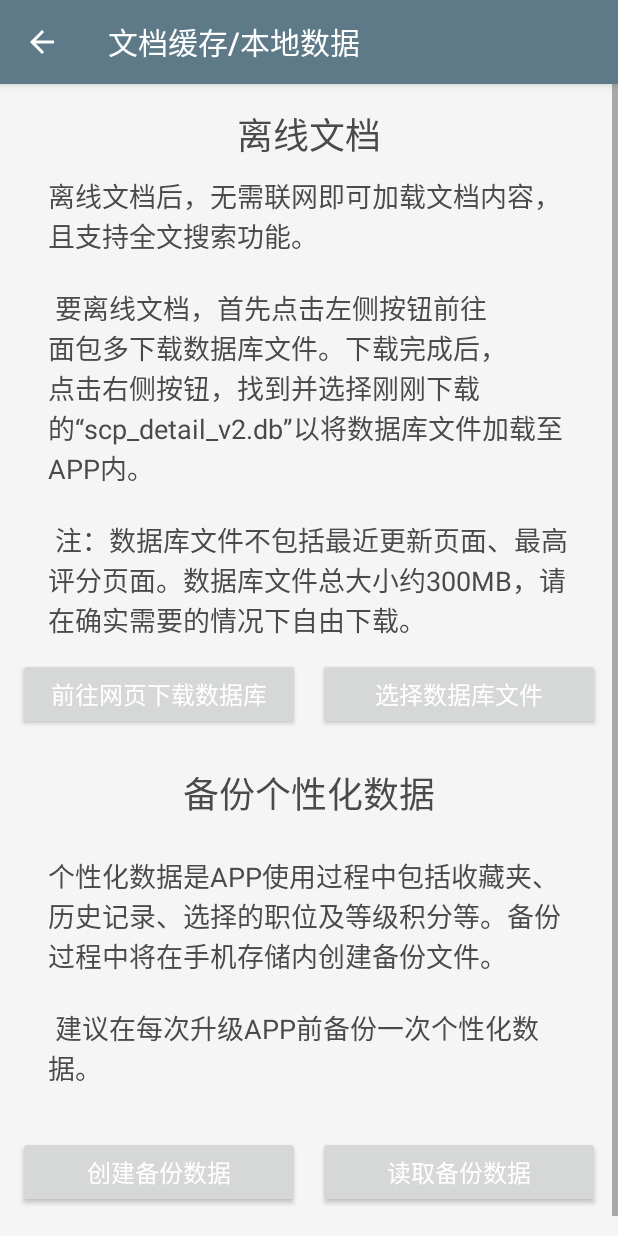
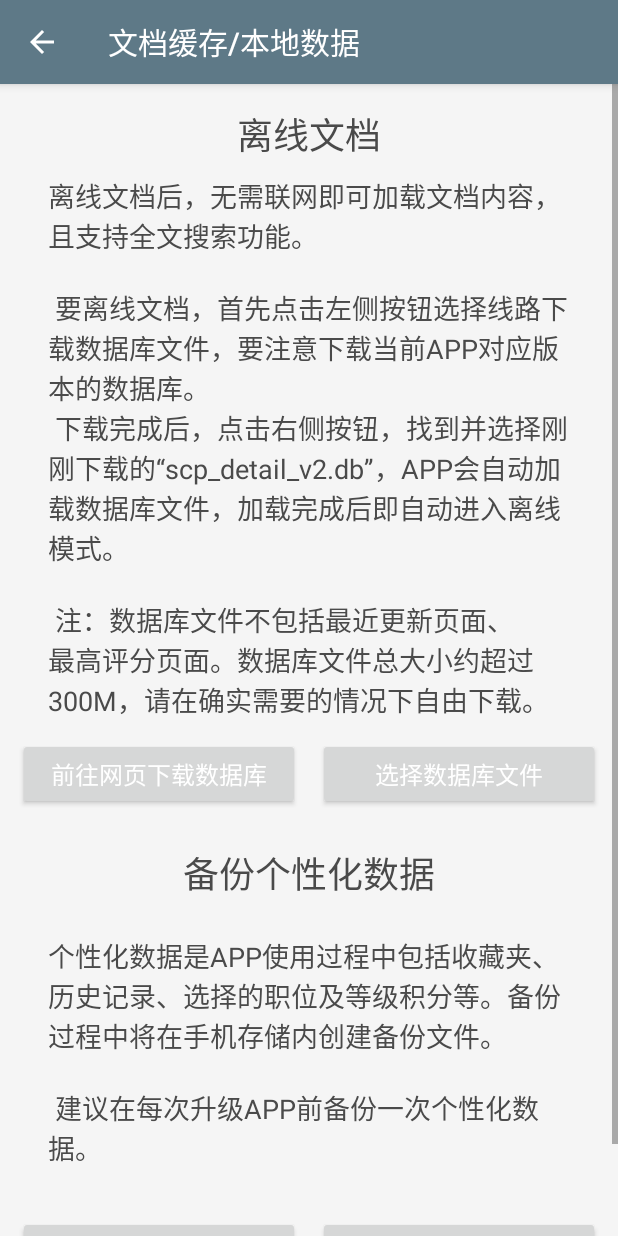
Before and after one commit to zhufree/SCP-Android, an Android app built with Jetpack Compose: the DownloadActivity screen opened directly, with no data from a screen before it, on a phone screen of 412 x 824 dp. Run offline under Robolectric (Android 15) with nearby library versions, the phone set to English and light mode, and no system bars; our stand-ins replace Firebase (no records; nobody signed in at launch, a user with empty details on screens opened directly); libraries missing offline, so code that uses them is left out: com.umeng.analytics, com.umeng.commonsdk; 2 statements that could not run were skipped.

Commit message:
:hammer: 增加下载线路，修复和优化tag检索

```diff
--- a/app/src/main/java/info/free/scp/components/CommonTopBar.kt
+++ b/app/src/main/java/info/free/scp/components/CommonTopBar.kt
@@ -16,7 +16,7 @@ fun CommonTopBar(
 ) {
     TopAppBar(
         title = {
-            Text(text = title, color = MaterialTheme.colors.onBackground)
+            Text(text = title, color = MaterialTheme.colors.onSurface)
         },
         backgroundColor = Color(toolbarBg),
         navigationIcon = {
@@ -28,7 +28,7 @@ fun CommonTopBar(
                 Icon(
                     Icons.Default.ArrowBack,
                     contentDescription = "Back",
-                    tint = MaterialTheme.colors.surface
+                    tint = MaterialTheme.colors.onSurface
                 )
             }
         },
--- a/app/src/main/java/info/free/scp/ui/Theme.kt
+++ b/app/src/main/java/info/free/scp/ui/Theme.kt
@@ -25,6 +25,8 @@ import eth.zhufree.baihehub.ui.hehuanHong
 import eth.zhufree.baihehub.ui.jiQing
 import eth.zhufree.baihehub.ui.lightGray
 import eth.zhufree.baihehub.ui.shizhuHong
+import info.free.scp.util.ThemeUtil
+import info.free.scp.util.ThemeUtil.NIGHT_THEME
 
 private val DarkColorPalette = darkColors(
     primary = hehuanHong,
@@ -60,7 +62,7 @@ private val LightColorPalette = lightColors(
 
 @Composable
 fun MainTheme(darkTheme: Boolean = isSystemInDarkTheme(), content: @Composable() () -> Unit) {
-    val colors = if (darkTheme) {
+    val colors = if (darkTheme || ThemeUtil.currentTheme == NIGHT_THEME) {
         DarkColorPalette
     } else {
         LightColorPalette
--- a/app/src/main/java/info/free/scp/util/ThemeUtil.kt
+++ b/app/src/main/java/info/free/scp/util/ThemeUtil.kt
@@ -8,6 +8,7 @@ import android.content.Intent
 import android.graphics.Color
 import android.graphics.drawable.Drawable
 import android.graphics.drawable.GradientDrawable
+import androidx.compose.material.MaterialTheme
 import androidx.core.content.res.ResourcesCompat
 import androidx.fragment.app.FragmentActivity
 import androidx.localbroadcastmanager.content.LocalBroadcastManager
--- a/app/src/main/java/info/free/scp/view/search/SearchResultFragment.kt
+++ b/app/src/main/java/info/free/scp/view/search/SearchResultFragment.kt
@@ -68,7 +68,7 @@ class SearchResultFragment : BaseFragment() {
 
     override fun onResume() {
         super.onResume()
-        if ((searchType == CONTENT || searchType == TAG) && !searched) {
+        if ((searchType == CONTENT) && !searched) {
             if (FileUtil.checkDataReady(SCPConstants.DETAIL_DB_NAME)) {
                 pb_loading.visibility = VISIBLE
                 doAsync {
@@ -92,12 +92,12 @@ class SearchResultFragment : BaseFragment() {
                 adapter.submitList(viewModel.titleResult)
             }
         } else if (searchType == CONTENT) {
-            viewModel.contentResult.observe(viewLifecycleOwner, Observer {
+            viewModel.contentResult.observe(viewLifecycleOwner) {
                 pb_loading.visibility = GONE
                 doAsync {
                     adapter.submitList(it)
                 }
-            })
+            }
         }
     }
 }
--- a/app/src/main/java/info/free/scp/view/tag/TagViewModel.kt
+++ b/app/src/main/java/info/free/scp/view/tag/TagViewModel.kt
@@ -25,10 +25,12 @@ class TagViewModel : ViewModel() {
     private val detailDao = DetailDatabase.getInstance()?.detailDao()
 
     fun getScpByTag(tag: String) {
+        viewModelScope.launch {
             detailDao?.let {
                 val scpLinks = detailDao.getLinksByTag("%$tag%")
                 scpDao?.let {
-                val queryCounts = scpLinks.size / 10 + 1
+                    val queryCounts =
+                        if (scpLinks.size % 10 == 0) (scpLinks.size / 10) else (scpLinks.size / 10 + 1) // 10个一组，最后一组不足10个
                     val resultScpList = emptyList<ScpModel>().toMutableList()
                     for (i in 0 until queryCounts) {
                         Log.i("tag", i.toString())
@@ -42,6 +44,7 @@ class TagViewModel : ViewModel() {
                                 )
                             )
                         } else {
+                            // i == queryCounts-1
                             resultScpList.addAll(
                                 scpDao.getScpListByLinks(
                                     scpLinks.subList(
@@ -55,7 +58,6 @@ class TagViewModel : ViewModel() {
                     _tagScpList.value = resultScpList
                 }
             } ?: run {
-            viewModelScope.launch {
                 val response = apiCall { HttpManager.instance.getScpByTag(tag) }
                 response?.let {
                     if (response.results.isNotEmpty()) {
--- a/app/src/main/java/info/free/scp/view/user/DownloadActivity.kt
+++ b/app/src/main/java/info/free/scp/view/user/DownloadActivity.kt
@@ -32,14 +32,25 @@ class DownloadActivity : BaseActivity() {
 
         baseToolbar = download_toolbar
 
+        val downloadTitles = listOf("百度网盘", "飞书", "夸克", "面包多", "Google Drive")
+        val downloadLinks = listOf(
+            "https://pan.baidu.com/s/17MwfLiMmMxqq2WX_tzmGSw?pwd=t9ch",
+            "https://gj5i5wsqre.feishu.cn/drive/folder/fldcnpvwVcYN4iCrUQBCPTgF25e",
+            "https://pan.quark.cn/s/bc11451cf980",
+            "https://mianbaoduo.com/o/bread/mbd-YZiZl51u",
+            "https://drive.google.com/drive/folders/1iGSW2u_-RuAS8HxebBzV-oCOgAZnVUr5?usp=sharing"
+        )
         btn_go_download.setOnClickListener {
-            val intent = Utils.getUrlIntent("https://mianbaoduo.com/o/bread/YZiZl51u")
-            startActivity(intent)
+            selector("选择下载线路", downloadTitles) { _, i ->
+                Utils.openUrl(downloadLinks[i])
+            }
         }
 
         arrayOf(btn_go_download, btn_select_file, btn_backup, btn_restore).forEach {
-            it?.background = ThemeUtil.customShape(ThemeUtil.linkBlue,
-                    0, 0, dip(24))
+            it?.background = ThemeUtil.customShape(
+                ThemeUtil.linkBlue,
+                0, 0, dip(24)
+            )
         }
 
         btn_select_file?.setOnClickListener {
@@ -95,13 +106,18 @@ class DownloadActivity : BaseActivity() {
                         val levelPrefFile = root.createFile("application/xml", LEVEL_PREF_NAME)
                         val appPrefFile = root.createFile("application/xml", APP_PREF_NAME)
                         val rawDbFile = File("${FileUtil.privateDbDirPath}${INFO_DB_NAME}")
-                        val rawLevelPrefFile = File("${FileUtil.privatePrefDirPath}${LEVEL_PREF_NAME}")
+                        val rawLevelPrefFile =
+                            File("${FileUtil.privatePrefDirPath}${LEVEL_PREF_NAME}")
                         val rawAppPrefFile = File("${FileUtil.privatePrefDirPath}${APP_PREF_NAME}")
                         dbFile?.let {
                             copyFileToUri(this@DownloadActivity, rawDbFile, dbFile.uri)
                         }
                         levelPrefFile?.let {
-                            copyFileToUri(this@DownloadActivity, rawLevelPrefFile, levelPrefFile.uri)
+                            copyFileToUri(
+                                this@DownloadActivity,
+                                rawLevelPrefFile,
+                                levelPrefFile.uri
+                            )
                         }
                         appPrefFile?.let {
                             copyFileToUri(this@DownloadActivity, rawAppPrefFile, appPrefFile.uri)
@@ -120,7 +136,8 @@ class DownloadActivity : BaseActivity() {
                     doAsync {
                         AppInfoDatabase.getInstance().close()
                         val rawDbFile = File("${FileUtil.privateDbDirPath}${INFO_DB_NAME}")
-                        val rawLevelPrefFile = File("${FileUtil.privatePrefDirPath}${LEVEL_PREF_NAME}")
+                        val rawLevelPrefFile =
+                            File("${FileUtil.privatePrefDirPath}${LEVEL_PREF_NAME}")
                         val rawAppPrefFile = File("${FileUtil.privatePrefDirPath}${APP_PREF_NAME}")
                         if (root.findFile(INFO_DB_NAME) != null) {
                             AppInfoDatabase.getInstance()
@@ -136,7 +153,11 @@ class DownloadActivity : BaseActivity() {
                             val prefFile = root.findFile(LEVEL_PREF_NAME)
                             prefFile?.let {
                                 rawLevelPrefFile.delete()
-                                copyFileFromUri(this@DownloadActivity, prefFile.uri, rawLevelPrefFile)
+                                copyFileFromUri(
+                                    this@DownloadActivity,
+                                    prefFile.uri,
+                                    rawLevelPrefFile
+                                )
                             }
                         }
                         if (root.findFile(APP_PREF_NAME) != null) {
--- a/app/src/main/res/values/strings.xml
+++ b/app/src/main/res/values/strings.xml
@@ -95,8 +95,9 @@
     <!--新的离线逻辑-->
     <string name="request_permission_notice">本APP需要申请外部存储权限用于备份数据库，导出文章图片等</string>
     <string name="download_notice">离线文档后，无需联网即可加载文档内容，且支持全文搜索功能。\n\n
-要离线文档，首先点击左侧按钮前往面包多下载数据库文件。下载完成后，点击右侧按钮，找到并选择刚刚下载的“scp_detail_v2.db”以将数据库文件加载至APP内。\n\n
-注：数据库文件不包括最近更新页面、最高评分页面。数据库文件总大小约300MB，请在确实需要的情况下自由下载。</string>
+要离线文档，首先点击左侧按钮选择线路下载数据库文件，要注意下载当前APP对应版本的数据库。\n
+下载完成后，点击右侧按钮，找到并选择刚刚下载的“scp_detail_v2.db”，APP会自动加载数据库文件，加载完成后即自动进入离线模式。\n\n
+注：数据库文件不包括最近更新页面、最高评分页面。数据库文件总大小约超过300M，请在确实需要的情况下自由下载。</string>
     <string name="backup_notice">个性化数据是APP使用过程中包括收藏夹、历史记录、选择的职位及等级积分等。备份过程中将在手机存储内创建备份文件。\n\n
 建议在每次升级APP前备份一次个性化数据。</string>
     <!--捐赠-->
```
Also changed, not shown: app/build.gradle (+4 -3 lines), app/src/main/java/info/free/scp/view/tag/TagDetailActivity.kt (+4 -13 lines), app/src/main/java/info/free/scp/view/user/OtherAppActivity.kt (+10 -2 lines), 2 other files. Lines whose indentation alone changed are shown as unchanged.
